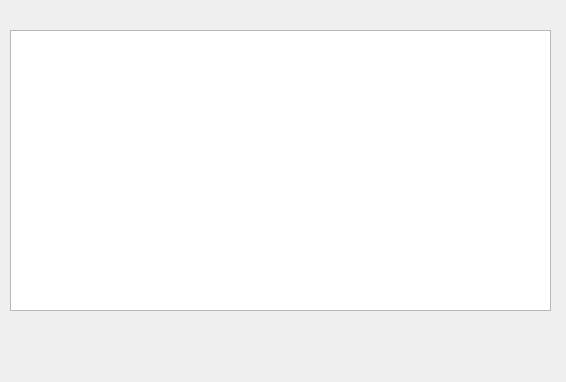
First picture: the form in mainwindow.ui, repository RedMoon32/Dynamic-QT-HandBook, before the edit.
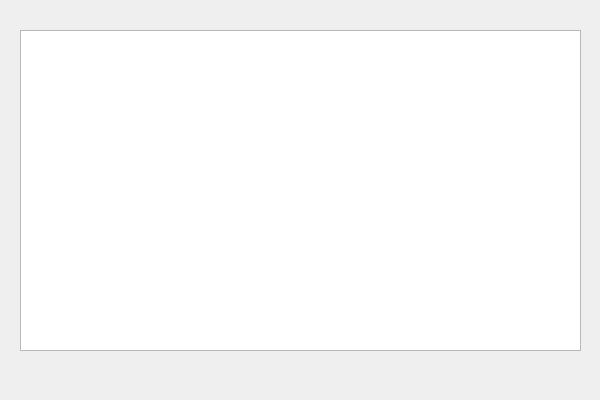
Second picture: the form after the edit.

What changed in the file:
```diff
--- a/mainwindow.ui
+++ b/mainwindow.ui
@@ -6,8 +6,8 @@
    <rect>
     <x>0</x>
     <y>0</y>
-    <width>566</width>
-    <height>382</height>
+    <width>600</width>
+    <height>400</height>
    </rect>
   </property>
   <property name="windowTitle">
@@ -17,10 +17,10 @@
    <widget class="QTableView" name="tableView">
     <property name="geometry">
      <rect>
-      <x>10</x>
+      <x>20</x>
       <y>30</y>
-      <width>541</width>
-      <height>281</height>
+      <width>561</width>
+      <height>321</height>
      </rect>
     </property>
    </widget>
```
Left out of the diff: 2 changed lines with no effect on the pictures.
